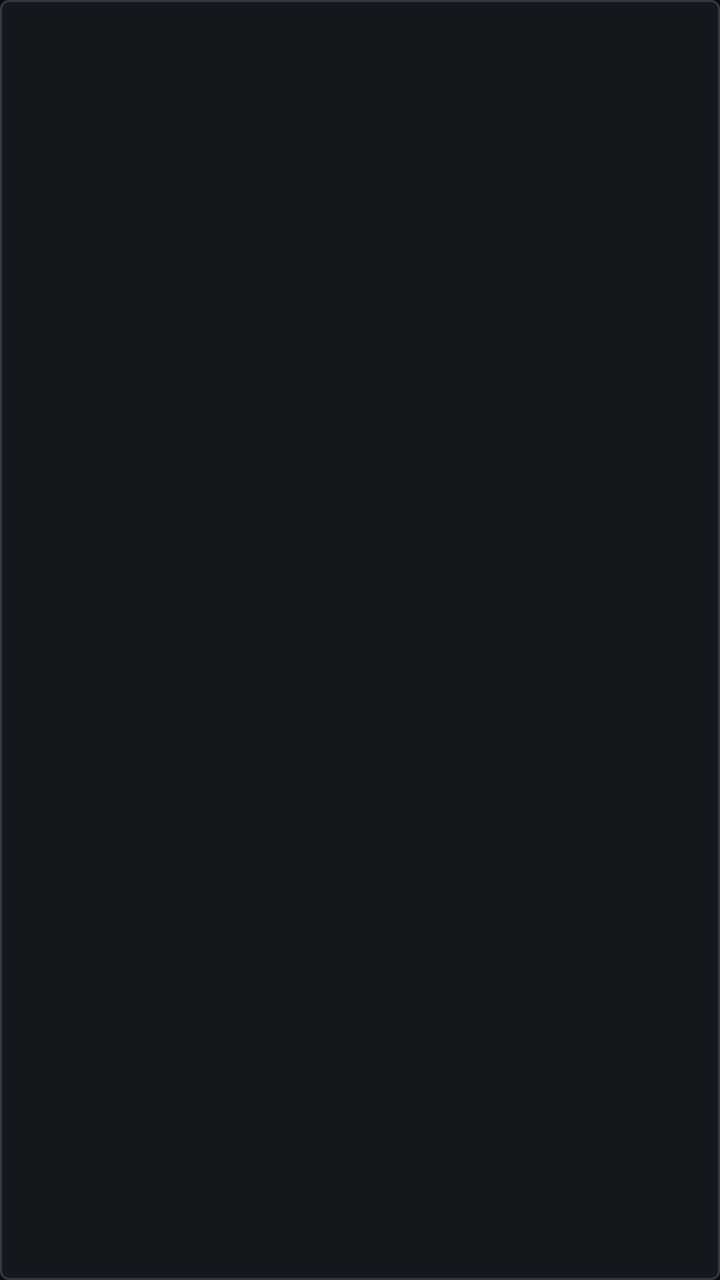
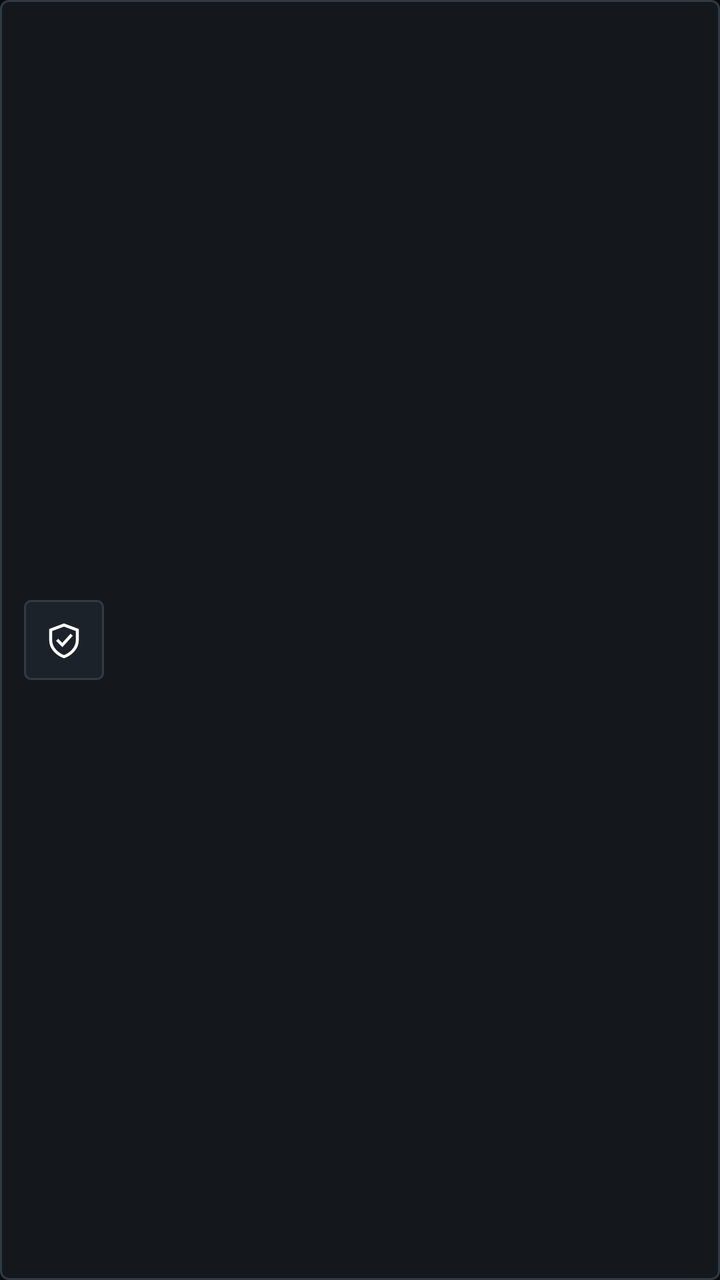

Screens rendered from an Android XML layout before and after an edit, with the pre-edit source and the edit as a unified diff.
<!-- AndroidManifest.xml: application theme Theme.SanepoUnitCheck -->
<!-- res/layout/item_diagnostic_row.xml -->
<?xml version="1.0" encoding="utf-8"?>
<LinearLayout xmlns:android="http://schemas.android.com/apk/res/android"
    android:id="@+id/rowRoot"
    android:layout_width="match_parent"
    android:layout_height="wrap_content"
    android:layout_marginBottom="8dp"
    android:background="@drawable/bg_card_sharp"
    android:clickable="true"
    android:focusable="true"
    android:minHeight="68dp"
    android:orientation="horizontal"
    android:padding="12dp">

    <LinearLayout
        android:layout_width="0dp"
        android:layout_height="wrap_content"
        android:layout_weight="1"
        android:orientation="vertical">

        <TextView
            android:id="@+id/tvRowTitle"
            android:layout_width="match_parent"
            android:layout_height="wrap_content"
            android:textColor="@color/text_primary"
            android:textSize="14sp"
            android:textStyle="bold" />

        <TextView
            android:id="@+id/tvRowSubtitle"
            android:layout_width="match_parent"
            android:layout_height="wrap_content"
            android:layout_marginTop="2dp"
            android:textColor="@color/text_muted"
            android:textSize="12sp" />

        <TextView
            android:id="@+id/tvRowSummary"
            style="@style/TechValueMono"
            android:layout_width="match_parent"
            android:layout_height="wrap_content"
            android:layout_marginTop="5dp"
            android:textColor="@color/text_secondary"
            android:textSize="12sp"
            android:visibility="gone" />
    </LinearLayout>

    <TextView
        android:id="@+id/tvRowBadge"
        android:layout_width="wrap_content"
        android:layout_height="wrap_content"
        android:layout_gravity="center_vertical"
        android:layout_marginStart="10dp"
        android:fontFamily="monospace"
        android:gravity="center"
        android:minWidth="64dp"
        android:paddingHorizontal="8dp"
        android:paddingVertical="5dp"
        android:textSize="11sp"
        android:textStyle="bold" />

</LinearLayout>
<!-- resources referenced by this layout -->
<resources>
  <color name="text_muted">#96A3B3</color>
  <color name="text_primary">#F4F6F8</color>
  <color name="text_secondary">#C2CCD6</color>
  <!-- drawable bg_card_sharp (drawable) -->
  <?xml version="1.0" encoding="utf-8"?>
  <selector xmlns:android="http://schemas.android.com/apk/res/android">
      <item android:state_focused="true">
          <shape android:shape="rectangle">
              <solid android:color="@color/bg_surface" />
              <stroke android:width="2dp" android:color="@color/border_focus" />
              <corners android:radius="4dp" />
          </shape>
      </item>
      <item android:state_pressed="true">
          <shape android:shape="rectangle">
              <solid android:color="@color/bg_well" />
              <stroke android:width="1dp" android:color="@color/border_control" />
              <corners android:radius="4dp" />
          </shape>
      </item>
      <item>
          <shape android:shape="rectangle">
              <solid android:color="@color/bg_surface" />
              <stroke android:width="1dp" android:color="@color/border_sharp" />
              <corners android:radius="4dp" />
          </shape>
      </item>
  </selector>
  <style name="TechValueMono">
          <item name="android:fontFamily">monospace</item>
          <item name="android:textColor">@color/text_primary</item>
          <item name="android:textSize">13sp</item>
      </style>
  <style name="Theme.SanepoUnitCheck" parent="Theme.AppCompat.NoActionBar">
          <item name="android:windowBackground">@color/bg_canvas</item>
          <item name="android:colorBackground">@color/bg_canvas</item>
          <item name="colorPrimary">@color/accent_amber</item>
          <item name="colorPrimaryDark">@color/bg_canvas</item>
          <item name="colorAccent">@color/accent_amber</item>
          <item name="android:textColorPrimary">@color/text_primary</item>
          <item name="android:textColorSecondary">@color/text_secondary</item>
          <item name="android:statusBarColor">@color/bg_canvas</item>
          <item name="android:navigationBarColor">@color/bg_canvas</item>
          <item name="android:windowLightStatusBar" tools:targetApi="23">false</item>
      </style>
  <color name="bg_surface">#14181D</color>
  <color name="border_focus">#FF8533</color>
  <color name="bg_well">#1C2229</color>
  <color name="border_control">#5A6778</color>
  <color name="border_sharp">#323A45</color>
  <color name="bg_canvas">#0A0C0E</color>
  <color name="accent_amber">#FF6B00</color>
</resources>

<!-- the commit's change to res/layout/item_diagnostic_row.xml (unified diff, before → after) -->
@@ -7,13 +7,25 @@
     android:background="@drawable/bg_card_sharp"
     android:clickable="true"
     android:focusable="true"
+    android:gravity="center_vertical"
     android:minHeight="68dp"
     android:orientation="horizontal"
     android:padding="12dp">
 
+    <ImageView
+        android:id="@+id/ivRowIcon"
+        android:layout_width="40dp"
+        android:layout_height="40dp"
+        android:background="@drawable/bg_icon_well"
+        android:contentDescription="@null"
+        android:padding="9dp"
+        android:scaleType="centerInside"
+        android:src="@drawable/ic_shield_check" />
+
     <LinearLayout
         android:layout_width="0dp"
         android:layout_height="wrap_content"
+        android:layout_marginStart="12dp"
         android:layout_weight="1"
         android:orientation="vertical">
 
@@ -30,6 +42,8 @@
             android:layout_width="match_parent"
             android:layout_height="wrap_content"
             android:layout_marginTop="2dp"
+            android:maxLines="2"
+            android:ellipsize="end"
             android:textColor="@color/text_muted"
             android:textSize="12sp" />
 
@@ -38,24 +52,42 @@
             style="@style/TechValueMono"
             android:layout_width="match_parent"
             android:layout_height="wrap_content"
-            android:layout_marginTop="5dp"
+            android:layout_marginTop="4dp"
             android:textColor="@color/text_secondary"
-            android:textSize="12sp"
+            android:textSize="11sp"
             android:visibility="gone" />
     </LinearLayout>
 
-    <TextView
-        android:id="@+id/tvRowBadge"
+    <LinearLayout
         android:layout_width="wrap_content"
         android:layout_height="wrap_content"
-        android:layout_gravity="center_vertical"
         android:layout_marginStart="10dp"
-        android:fontFamily="monospace"
-        android:gravity="center"
-        android:minWidth="64dp"
-        android:paddingHorizontal="8dp"
-        android:paddingVertical="5dp"
-        android:textSize="11sp"
-        android:textStyle="bold" />
+        android:gravity="end"
+        android:orientation="vertical">
+
+        <TextView
+            android:id="@+id/tvRowBadge"
+            android:layout_width="wrap_content"
+            android:layout_height="wrap_content"
+            android:fontFamily="monospace"
+            android:gravity="center"
+            android:minWidth="60dp"
+            android:paddingHorizontal="8dp"
+            android:paddingVertical="5dp"
+            android:textSize="11sp"
+            android:textStyle="bold" />
+
+        <TextView
+            android:id="@+id/tvRowAutoTag"
+            android:layout_width="wrap_content"
+            android:layout_height="wrap_content"
+            android:layout_marginTop="3dp"
+            android:fontFamily="monospace"
+            android:text="AUTO"
+            android:textColor="@color/text_muted"
+            android:textSize="9sp"
+            android:textStyle="bold"
+            android:visibility="gone" />
+    </LinearLayout>
 
 </LinearLayout>
<!-- resource entries referenced after the edit -->
@@ -28,6 +28,30 @@
           </shape>
       </item>
   </selector>
+  <!-- drawable bg_icon_well (drawable) -->
+  <?xml version="1.0" encoding="utf-8"?>
+  <shape xmlns:android="http://schemas.android.com/apk/res/android"
+      android:shape="rectangle">
+      <solid android:color="@color/bg_well" />
+      <stroke
+          android:width="1dp"
+          android:color="@color/border_sharp" />
+      <corners android:radius="3dp" />
+  </shape>
+  <!-- drawable ic_shield_check (drawable) -->
+  <?xml version="1.0" encoding="utf-8"?>
+  <vector xmlns:android="http://schemas.android.com/apk/res/android"
+      android:width="20dp"
+      android:height="20dp"
+      android:viewportWidth="24"
+      android:viewportHeight="24">
+      <path
+          android:pathData="M12,3 L20,6 V12 C20,17 16,20.5 12,22 C8,20.5 4,17 4,12 V6 Z M8.5,12.5 L11,15 L16,9.5"
+          android:strokeColor="#FFFFFF"
+          android:strokeLineCap="square"
+          android:strokeLineJoin="miter"
+          android:strokeWidth="1.8" />
+  </vector>
   <style name="TechValueMono">
           <item name="android:fontFamily">monospace</item>
           <item name="android:textColor">@color/text_primary</item>
